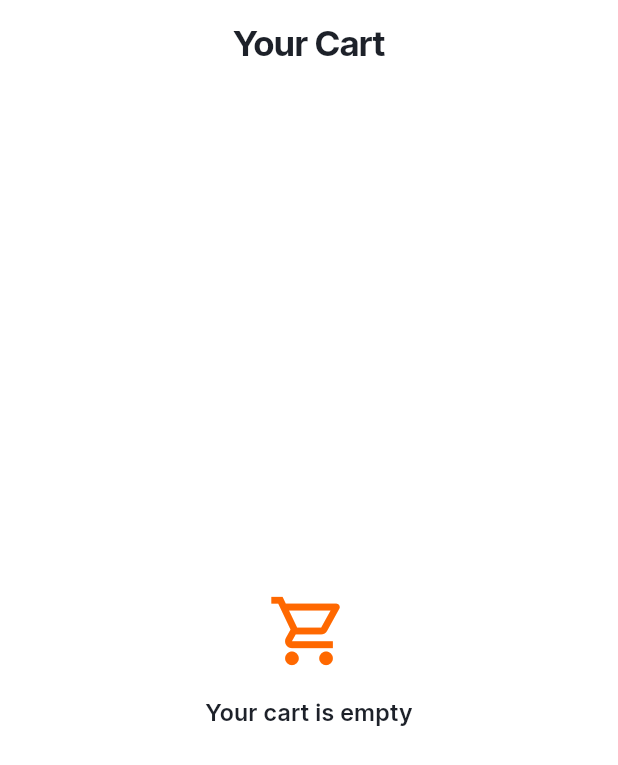
After one commit to khalledhelmy/StreetBite, a Flutter app: the CartScreen screen opened directly, on a phone screen of 412 x 824 dp. The commit adds this screen. Shown: the top 765 px of the screen. Run offline on Flutter 3.47's test engine with Material 3 defaults, Android fonts, the phone set to English and light mode, and no system bars; our stand-ins replace cached_network_image, carousel_slider, cloud_firestore, dartz, dio, dots_indicator and 11 more; accounts and stored records are empty.

Commit message:
feat: add cart functionality with localization support and UI components

```diff
--- a/assets/translations/en.json
+++ b/assets/translations/en.json
@@ -69,6 +69,24 @@
         "cart": "Cart",
         "profile": "Profile"
     },
+    "cart": {
+        "title": "Your Cart",
+        "empty": "Your cart is empty",
+        "added": "{name} added to cart",
+        "remove": "Remove item",
+        "decrease_quantity": "Decrease quantity",
+        "increase_quantity": "Increase quantity",
+        "payment_method": "Payment method",
+        "cash_on_delivery": "Cash on delivery",
+        "simulated_card": "Card (simulated)",
+        "simulated_payment_note": "This is a simulation. No card will be charged.",
+        "total": "Total",
+        "line_total": "Subtotal",
+        "currency": "EGP",
+        "place_order": "Place order",
+        "order_placed": "Order placed successfully",
+        "order_failed": "Could not place your order"
+    },
     "validators": {
         "email_required": "Enter your email",
         "email_invalid": "Enter a valid email address",
--- /dev/null
+++ b/lib/features/cart/presentation/screens/cart_screen.dart
@@ -0,0 +1,187 @@
+import 'package:easy_localization/easy_localization.dart';
+import 'package:flutter/material.dart';
+import 'package:flutter_bloc/flutter_bloc.dart';
+import 'package:flutter_screenutil/flutter_screenutil.dart';
+import 'package:street_bite/core/widgets/spacing_widgets.dart';
+import 'package:street_bite/features/cart/domain/payment/card_payment.dart';
+import 'package:street_bite/features/cart/domain/payment/cash_payment.dart';
+import 'package:street_bite/features/cart/domain/payment/payment_method.dart';
+import 'package:street_bite/features/cart/presentation/cubit/cart_cubit.dart';
+import 'package:street_bite/features/cart/presentation/cubit/cart_state.dart';
+import 'package:street_bite/features/cart/presentation/widgets/cart_item_tile.dart';
+
+class CartScreen extends StatefulWidget {
+  const CartScreen({super.key});
+
+  @override
+  State<CartScreen> createState() => _CartScreenState();
+}
+
+class _CartScreenState extends State<CartScreen> {
+  PaymentMethod _paymentMethod = const CashPayment();
+  final List<PaymentMethod> _paymentMethods = const [
+    CashPayment(),
+    CardPayment(),
+  ];
+
+  @override
+  Widget build(BuildContext context) {
+    final theme = Theme.of(context);
+
+    String formatPrice(double amount) =>
+        '${amount.toStringAsFixed(2)} ${'cart.currency'.tr()}';
+
+    return BlocListener<CartCubit, CartState>(
+      listenWhen: (previous, current) =>
+          (previous.items.isNotEmpty && current.items.isEmpty) ||
+          (previous.status != CartStatus.failure &&
+              current.status == CartStatus.failure),
+      listener: (context, state) {
+        if (state.status == CartStatus.failure && state.failure != null) {
+          ScaffoldMessenger.of(context)
+            ..hideCurrentSnackBar()
+            ..showSnackBar(SnackBar(content: Text(state.failure!.message)));
+        }
+        if (state.items.isEmpty && state.status != CartStatus.failure) {
+          ScaffoldMessenger.of(context)
+            ..hideCurrentSnackBar()
+            ..showSnackBar(
+              SnackBar(
+                content: Text(
+                  state.status == CartStatus.placed
+                      ? 'cart.order_placed'.tr()
+                      : 'cart.empty'.tr(),
+                ),
+              ),
+            );
+        }
+      },
+      child: BlocBuilder<CartCubit, CartState>(
+        builder: (context, state) {
+          return Scaffold(
+            appBar: AppBar(title: Text('cart.title'.tr())),
+            body: state.items.isEmpty
+                ? Center(
+                    child: Padding(
+                      padding: EdgeInsets.all(24.w),
+                      child: Column(
+                        mainAxisSize: MainAxisSize.min,
+                        children: [
+                          Icon(
+                            Icons.shopping_cart_outlined,
+                            size: 56.sp,
+                            color: theme.colorScheme.primary,
+                          ),
+                          HeightSpace(16),
+                          Text(
+                            'cart.empty'.tr(),
+                            textAlign: TextAlign.center,
+                            style: theme.textTheme.titleMedium,
+                          ),
+                        ],
+                      ),
+                    ),
+                  )
+                : ListView.separated(
+                    padding: EdgeInsets.all(16.w),
+                    itemCount: state.items.length,
+                    separatorBuilder: (context, index) => HeightSpace(12),
+                    itemBuilder: (context, index) => CartItemTile(
+                      item: state.items[index],
+                      enabled: state.status != CartStatus.placingOrder,
+                    ),
+                  ),
+            bottomNavigationBar: state.items.isEmpty
+                ? null
+                : SafeArea(
+                    top: false,
+                    child: Padding(
+                      padding: EdgeInsets.fromLTRB(16.w, 8.h, 16.w, 12.h),
+                      child: Column(
+                        mainAxisSize: MainAxisSize.min,
+                        children: [
+                          Align(
+                            alignment: AlignmentDirectional.centerStart,
+                            child: Text(
+                              'cart.payment_method'.tr(),
+                              style: theme.textTheme.titleMedium,
+                            ),
+                          ),
+                          ..._paymentMethods.map(
+                            (method) => RadioListTile<String>(
+                              contentPadding: EdgeInsets.zero,
+                              dense: true,
+                              value: method.id,
+                              groupValue: _paymentMethod.id,
+                              title: Text(method.labelKey.tr()),
+                              onChanged: state.status == CartStatus.placingOrder
+                                  ? null
+                                  : (value) {
+                                      if (value == null) return;
+                                      setState(() {
+                                        _paymentMethod = _paymentMethods
+                                            .firstWhere(
+                                              (item) => item.id == value,
+                                            );
+                                      });
+                                    },
+                            ),
+                          ),
+                          if (_paymentMethod is CardPayment)
+                            Padding(
+                              padding: EdgeInsets.only(bottom: 8.h),
+                              child: Align(
+                                alignment: AlignmentDirectional.centerStart,
+                                child: Text(
+                                  'cart.simulated_payment_note'.tr(),
+                                  style: theme.textTheme.bodySmall?.copyWith(
+                                    color: theme.colorScheme.onSurfaceVariant,
+                                  ),
+                                ),
+                              ),
+                            ),
+                          Row(
+                            mainAxisAlignment: MainAxisAlignment.spaceBetween,
+                            children: [
+                              Text(
+                                'cart.total'.tr(),
+                                style: theme.textTheme.titleMedium,
+                              ),
+                              Text(
+                                formatPrice(state.total),
+                                style: theme.textTheme.titleMedium?.copyWith(
+                                  color: theme.colorScheme.primary,
+                                ),
+                              ),
+                            ],
+                          ),
+                          HeightSpace(12),
+                          SizedBox(
+                            width: double.infinity,
+                            child: ElevatedButton(
+                              onPressed: state.status == CartStatus.placingOrder
+                                  ? null
+                                  : () => context.read<CartCubit>().placeOrder(
+                                      _paymentMethod,
+                                    ),
+                              child: state.status == CartStatus.placingOrder
+                                  ? const SizedBox(
+                                      width: 20,
+                                      height: 20,
+                                      child: CircularProgressIndicator(
+                                        strokeWidth: 2,
+                                      ),
+                                    )
+                                  : Text('cart.place_order'.tr()),
+                            ),
+                          ),
+                        ],
+                      ),
+                    ),
+                  ),
+          );
+        },
+      ),
+    );
+  }
+}
--- a/lib/features/home/presentation/widgets/meal_card_widget.dart
+++ b/lib/features/home/presentation/widgets/meal_card_widget.dart
@@ -7,6 +7,7 @@ import 'package:go_router/go_router.dart';
 import 'package:street_bite/core/routing/app_routes.dart';
 import 'package:street_bite/core/theme/extensions/theme_extensions.dart';
 import 'package:street_bite/core/widgets/spacing_widgets.dart';
+import 'package:street_bite/features/cart/presentation/cubit/cart_cubit.dart';
 import 'package:street_bite/features/favorites/presentation/cubit/favorites_cubit.dart';
 import 'package:street_bite/features/home/domain/entities/meal_entity.dart';
 
@@ -139,12 +140,13 @@ class MealCardWidget extends StatelessWidget {
                 ),
                 IconButton(
                   onPressed: () {
+                    context.read<CartCubit>().addMeal(meal);
                     ScaffoldMessenger.of(context)
                       ..hideCurrentSnackBar()
                       ..showSnackBar(
                         SnackBar(
                           content: Text(
-                            'home.added_to_cart'.tr(
+                            'cart.added'.tr(
                               namedArgs: {'name': meal.name},
                             ),
                           ),
--- a/lib/features/main_layout_screen/presentation/screens/main_screen.dart
+++ b/lib/features/main_layout_screen/presentation/screens/main_screen.dart
@@ -1,6 +1,7 @@
 import 'package:easy_localization/easy_localization.dart';
 import 'package:flutter/material.dart';
 import 'package:street_bite/core/theme/app_colors.dart';
+import 'package:street_bite/features/cart/presentation/screens/cart_screen.dart';
 import 'package:street_bite/features/favorites/presentation/screens/favorite_screen.dart';
 import 'package:street_bite/features/home/presentation/screens/home_screen.dart';
 
@@ -19,7 +20,7 @@ class _MainScreenState extends State<MainScreen> {
     List<Widget> screens = [
       HomeScreen(),
       FavoriteScreen(),
-      Container(color: AppColors.info),
+      CartScreen(),
       Container(color: AppColors.rating),
     ];
     return Scaffold(
```
Also changed, not shown: assets/translations/ar.json (+18 -0 lines), lib/features/cart/presentation/widgets/cart_item_tile.dart (added, +117 -0 lines), lib/features/meal_details/presentation/screens/meal_details_screen.dart (+14 -1 lines).
